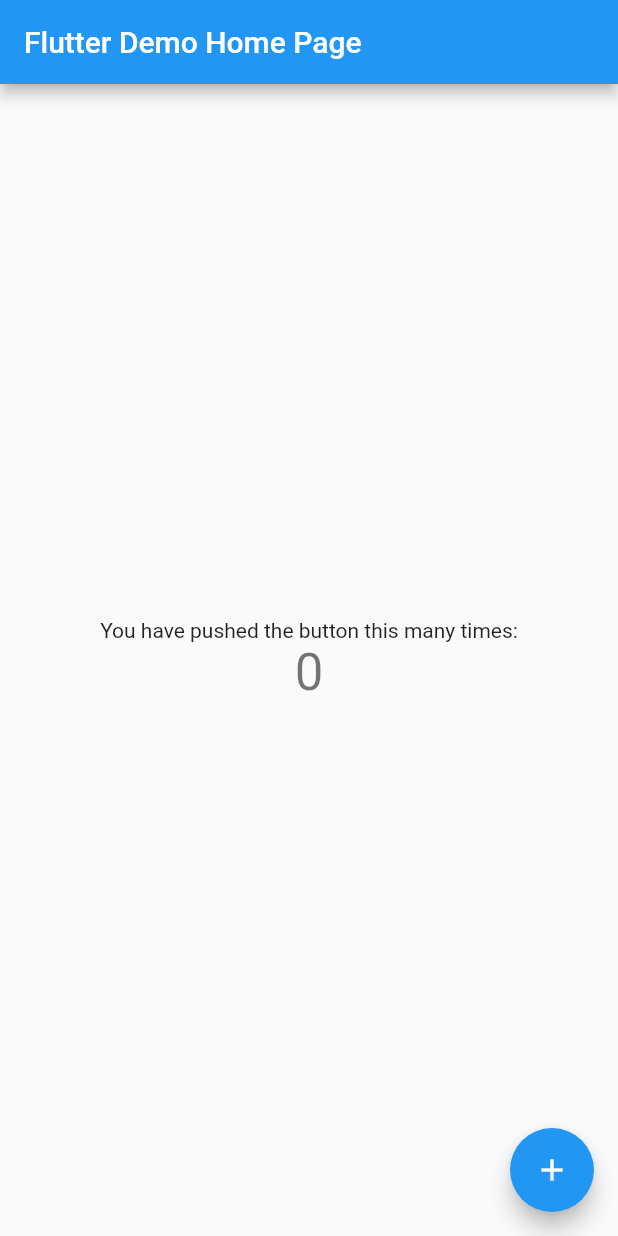
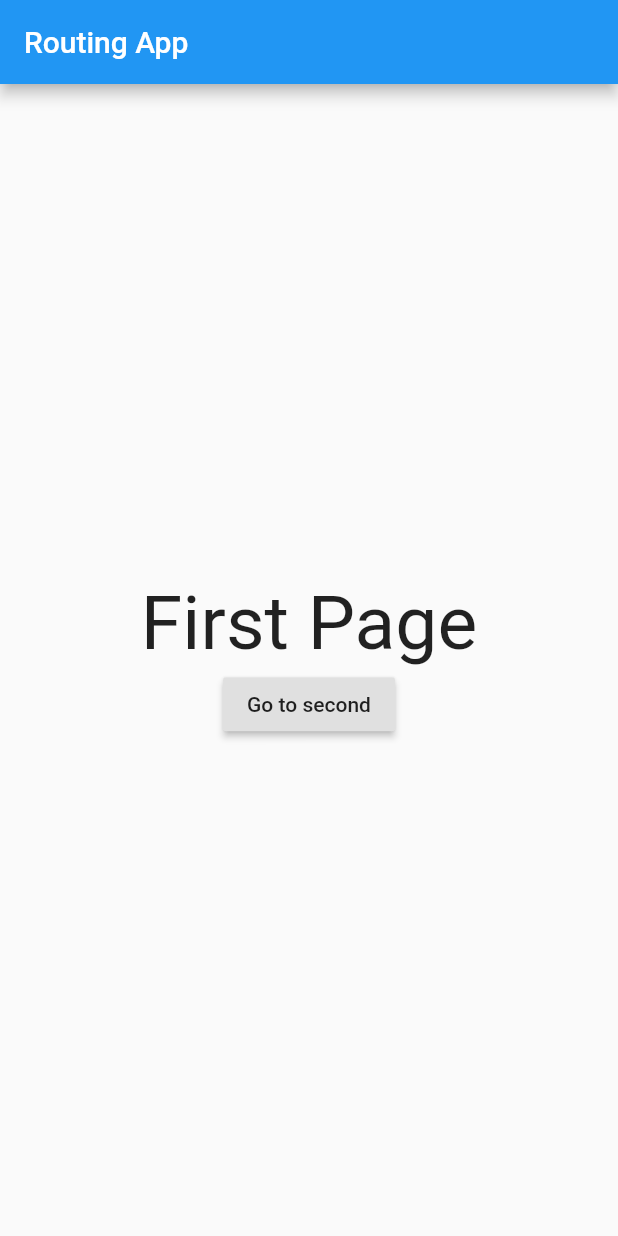
Before and after one commit to mojaloop/contrib-pisp-demo-ui, a Flutter app: the screen it shows after launch, on a phone screen of 412 x 824 dp. Run offline on Flutter 3.47's test engine with Material 2 defaults, Android fonts, the phone set to English and light mode, and no system bars; our stand-ins replace logger.

Commit message:
Setup routing module

```diff
--- a/pisp_app/lib/main.dart
+++ b/pisp_app/lib/main.dart
@@ -1,67 +1,86 @@
 import 'package:flutter/material.dart';
+import 'route_generator.dart';
 
-void main() {
-  runApp(MyApp());
-}
+void main() => runApp(MyApp());
 
 class MyApp extends StatelessWidget {
-  // This widget is the root of your application.
   @override
   Widget build(BuildContext context) {
     return MaterialApp(
       title: 'Flutter Demo',
       theme: ThemeData(
         primarySwatch: Colors.blue,
-        visualDensity: VisualDensity.adaptivePlatformDensity,
       ),
-      home: MyHomePage(title: 'Flutter Demo Home Page'),
+      // Initially display FirstPage
+      home: FirstPage(),
+      initialRoute: '/',
+      onGenerateRoute: RouteGenerator.generateRoute,
     );
   }
 }
 
-class MyHomePage extends StatefulWidget {
-  MyHomePage({Key key, this.title}) : super(key: key);
-
-  final String title;
-
+class FirstPage extends StatelessWidget {
   @override
-  _MyHomePageState createState() => _MyHomePageState();
+  Widget build(BuildContext context) {
+    return Scaffold(
+      appBar: AppBar(
+        title: Text('Routing App'),
+      ),
+      body: Center(
+        child: Column(
+          mainAxisSize: MainAxisSize.min,
+          children: <Widget>[
+            Text(
+              'First Page',
+              style: TextStyle(fontSize: 50),
+            ),
+            RaisedButton(
+              child: Text('Go to second'),
+              onPressed: () {
+                Navigator.of(context).pushNamed(
+                  '/second',
+                  arguments: 'Hey',
+                );
+              },
+            )
+          ],
+        ),
+      ),
+    );
+  }
 }
 
-class _MyHomePageState extends State<MyHomePage> {
-  int _counter = 0;
+class SecondPage extends StatelessWidget {
+  // This is a String for the sake of an example.
+  // You can use any type you want.
+  final String data;
 
-  void _incrementCounter() {
-    setState(() {
-      _counter++;
-    });
-  }
+  SecondPage({
+    Key key,
+    @required this.data,
+  }) : super(key: key);
 
   @override
   Widget build(BuildContext context) {
     return Scaffold(
       appBar: AppBar(
-        title: Text(widget.title),
+        title: Text('Routing App'),
       ),
       body: Center(
         child: Column(
-          mainAxisAlignment: MainAxisAlignment.center,
+          mainAxisSize: MainAxisSize.min,
           children: <Widget>[
             Text(
-              'You have pushed the button this many times:',
+              'Second Page',
+              style: TextStyle(fontSize: 50),
             ),
             Text(
-              '$_counter',
-              style: Theme.of(context).textTheme.headline4,
+              data,
+              style: TextStyle(fontSize: 20),
             ),
           ],
         ),
       ),
-      floatingActionButton: FloatingActionButton(
-        onPressed: _incrementCounter,
-        tooltip: 'Increment',
-        child: Icon(Icons.add),
-      ), // This trailing comma makes auto-formatting nicer for build methods.
     );
   }
 }
```
Also changed, not shown: pisp_app/lib/route_generator.dart (added, +44 -0 lines).
